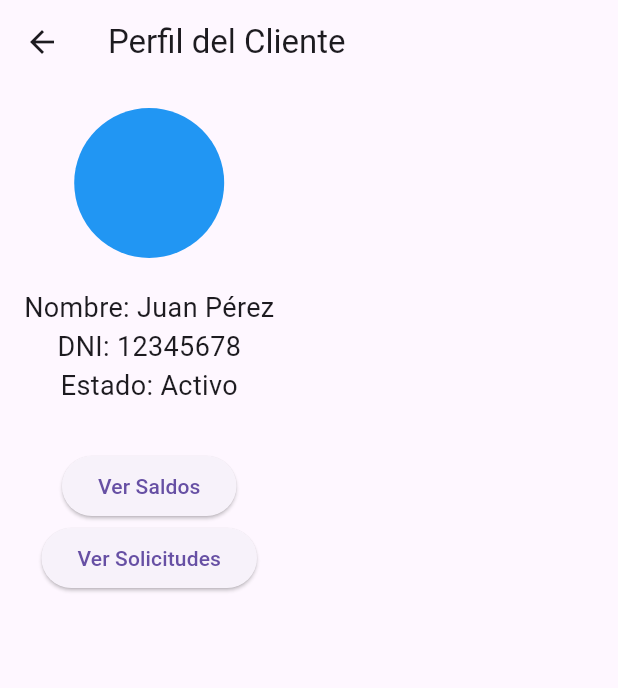
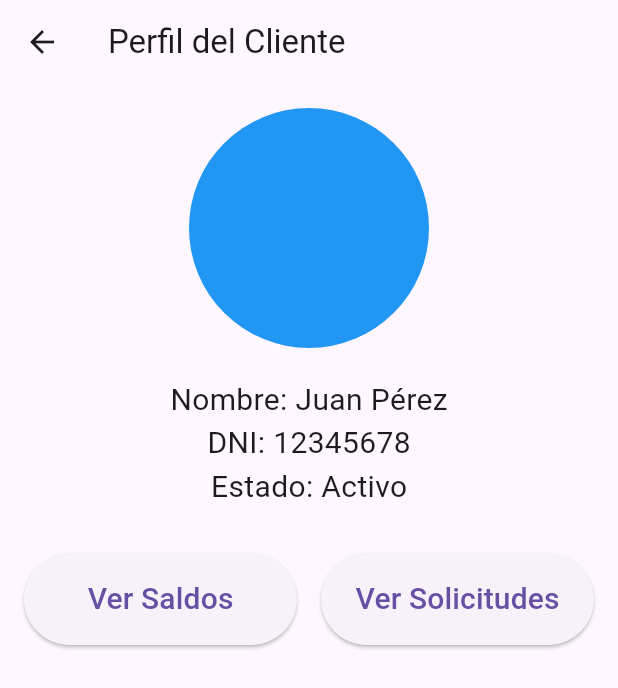
Before and after one commit to luisb05/Proyecto_Clase_CP, a Flutter app: the screen it shows after launch, after a tap on "Iniciar Sesión", on a phone screen of 412 x 824 dp. Shown: the top 688 px of the screen. Run offline on Flutter 3.47's test engine with Material 3 defaults, Android fonts, the light colour scheme and no system bars.

Commit message:
Version 2

```diff
--- a/proyecto_clase/lib/src/pages/login.dart
+++ b/proyecto_clase/lib/src/pages/login.dart
@@ -18,7 +18,7 @@ class PantallaInicioSesion extends StatelessWidget {
               controller: usuarioController,
               decoration: InputDecoration(labelText: 'Usuario'),
             ),
-            SizedBox(height: 16),
+            SizedBox(height: 20),
             TextField(
               controller: claveController,
               decoration: InputDecoration(labelText: 'Contraseña'),
@@ -32,7 +32,10 @@ class PantallaInicioSesion extends StatelessWidget {
                   MaterialPageRoute(builder: (context) => PantallaPerfilCliente()),
                 );
               },
-              child: Text('Iniciar Sesión'),
+              child: Text(
+                'Iniciar Sesión',
+                style: TextStyle(fontSize: 18),
+              ),
             ),
           ],
         ),
--- a/proyecto_clase/lib/src/pages/perfil.dart
+++ b/proyecto_clase/lib/src/pages/perfil.dart
@@ -11,29 +11,51 @@ class PantallaPerfilCliente extends StatelessWidget {
         padding: const EdgeInsets.all(16.0),
         child: Column(
           children: [
-            CircleAvatar(radius: 50, backgroundColor: Colors.blue),
+            CircleAvatar(radius: 80, backgroundColor: Colors.blue),
             SizedBox(height: 20),
-            Text('Nombre: Juan Pérez', style: TextStyle(fontSize: 18)),
-            Text('DNI: 12345678', style: TextStyle(fontSize: 18)),
-            Text('Estado: Activo', style: TextStyle(fontSize: 18)),
+            Text('Nombre: Juan Pérez', style: TextStyle(fontSize: 20)),
+            Text('DNI: 12345678', style: TextStyle(fontSize: 20)),
+            Text('Estado: Activo', style: TextStyle(fontSize: 20)),
             SizedBox(height: 30),
-            ElevatedButton(
+            Row(
+              mainAxisAlignment: MainAxisAlignment.spaceEvenly,
+              children: [
+                Expanded(
+                  child: ElevatedButton(
                     onPressed: () {
                       Navigator.push(
                         context,
                         MaterialPageRoute(builder: (context) => PantallaSaldos()),
                       );
                     },
-              child: Text('Ver Saldos'),
+                    style: ElevatedButton.styleFrom(
+                      padding: EdgeInsets.symmetric(vertical: 16.0),
                     ),
-            ElevatedButton(
+                    child: Text(
+                      'Ver Saldos',
+                      style: TextStyle(fontSize: 20),
+                    ),
+                  ),
+                ),
+                SizedBox(width: 16), // Separación entre los botones
+                Expanded(
+                  child: ElevatedButton(
                     onPressed: () {
                       Navigator.push(
                         context,
                         MaterialPageRoute(builder: (context) => PantallaSolicitudes()),
                       );
                     },
-              child: Text('Ver Solicitudes'),
+                    style: ElevatedButton.styleFrom(
+                      padding: EdgeInsets.symmetric(vertical: 16.0),
+                    ),
+                    child: Text(
+                      'Ver Solicitudes',
+                      style: TextStyle(fontSize: 20),
+                    ),
+                  ),
+                ),
+              ],
             ),
           ],
         ),
```
Lines whose indentation alone changed are shown as unchanged.
